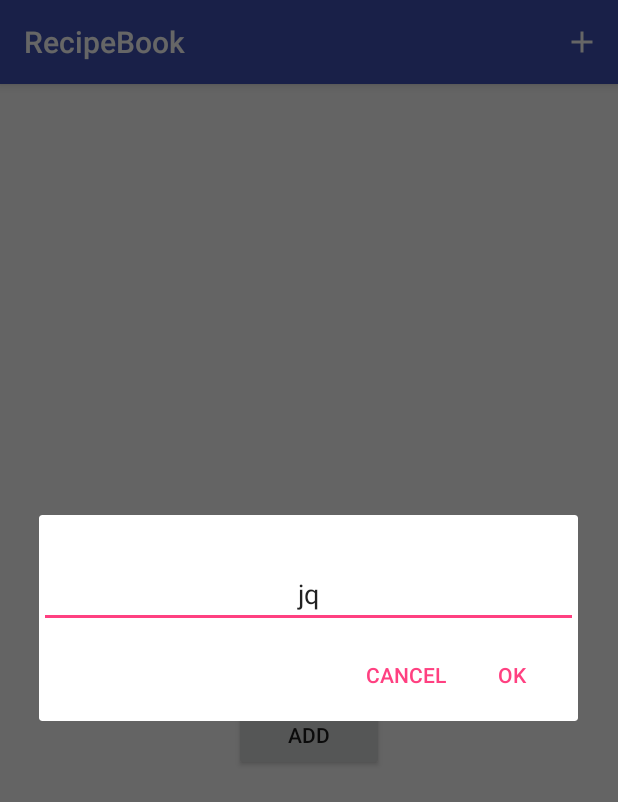
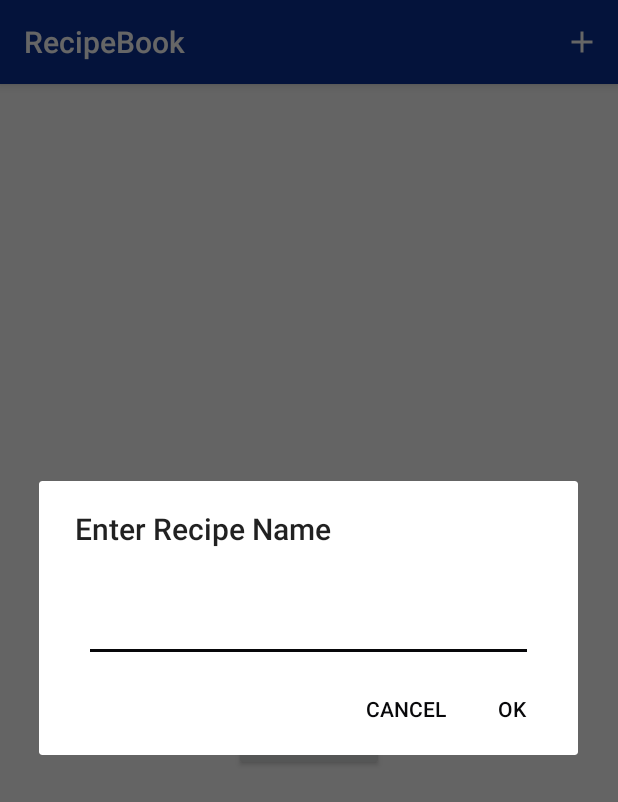
Before and after one commit to nency-shah-knoxpo/Recipes, an Android app: the screen it shows after launch (MainActivity), after a tap on "ADD", on a phone screen of 412 x 824 dp. Shown: the top 802 px of the screen. Run offline under Robolectric (Android 15) with nearby library versions, the phone set to English and light mode, and no system bars.

Commit message:
second commit

```diff
--- a/app/src/main/java/com/example/lenovo/recipebook/RecipeLab.java
+++ b/app/src/main/java/com/example/lenovo/recipebook/RecipeLab.java
@@ -3,19 +3,20 @@ package com.example.lenovo.recipebook;
 import android.content.Context;
 
 import java.util.ArrayList;
+import java.util.UUID;
 
 public class RecipeLab {
 
-    private ArrayList<RecipeModel> mRecipes;
+    private ArrayList<Recipe> mRecipes;
 
 
     private Context mAppContext;
 
     private RecipeLab(Context context) {
         mAppContext = context.getApplicationContext();
-       // mRecipes = new ArrayList<>();
+        mRecipes = new ArrayList<>();
        /* for (int i = 0; i <= 2; i++) {
-            RecipeModel recipe = new RecipeModel();
+            Recipe recipe = new Recipe();
             recipe.setRecipeName("Recipe:" + i);
             recipe.setRecipeDescription("Desc:" + i);
             mRecipes.add(recipe);
@@ -34,14 +35,24 @@ public class RecipeLab {
         return sRecipeLab;
     }
 
-    public ArrayList<RecipeModel> getRecipes()
-    {
+    public ArrayList<Recipe> getRecipes() {
         return mRecipes;
 
     }
 
-    public void addRecipe(RecipeModel recipeModel){
-        mRecipes.add(recipeModel);
+    public void addRecipe(Recipe recipe) {
+        mRecipes.add(recipe);
+
+    }
+
+    public void deleteRecipe(UUID recipeId){
+        for (Recipe recipe : mRecipes) {
+            if (recipe.getRecipeID().equals(recipeId)) {
+
+                mRecipes.remove(recipe);
+            }
+        }
+
 
     }
 }
--- a/app/src/main/java/com/example/lenovo/recipebook/RecipeListFragment.java
+++ b/app/src/main/java/com/example/lenovo/recipebook/RecipeListFragment.java
@@ -5,6 +5,7 @@ import android.content.Intent;
 import android.os.Bundle;
 import android.support.v4.app.Fragment;
 import android.support.v4.app.FragmentManager;
+import android.support.v7.widget.DividerItemDecoration;
 import android.support.v7.widget.LinearLayoutManager;
 import android.support.v7.widget.RecyclerView;
 import android.view.LayoutInflater;
@@ -18,21 +19,23 @@ import android.widget.ImageButton;
 import android.widget.TextView;
 import android.widget.Toast;
 
+import java.util.Date;
 import java.util.List;
 
 public class RecipeListFragment extends Fragment {
     private static final String TAG = RecipeListFragment.class.getSimpleName();
     private static final String DIALOG_RECIPE_NAME = TAG + ".DIALOG_RECIPE_NAME";
+    public static final String EXTRA_RECIPE_NAME = TAG + ".EXTRA_RECIPE_NAME";
+
     private static final int REQUEST_RECIPE_NAME = 0;
-    public static final String REC_NAME = TAG + ".DIALOG_RECIPE_NAME";
     private static final int REQUEST_ADD_RECIPE = 1;
 
 
+    private RecipeAdapter mAdapter;
+    private RecyclerView mRecipeRV;
+    private TextView mNullListTV;
+    private Button mAddRecipeBtn;
 
-    private RecipeAdapter mAdapter;
-    private RecyclerView mRecyclerView;
-    private TextView mNullList;
-    private Button mBtnAddRecipe;
 
     @Override
     public void onCreate(Bundle savedInstanceState) {
@@ -45,19 +48,22 @@ public class RecipeListFragment extends Fragment {
     public View onCreateView(LayoutInflater inflater, ViewGroup container,
                              Bundle savedInstanceState) {
         View v = inflater.inflate(R.layout.recipe_list_fragment, container, false);
-mRecyclerView = (RecyclerView)v.findViewById(R.id.recipe_recycler_view);
-        mRecyclerView.setLayoutManager(new LinearLayoutManager(getActivity()));
-        mNullList = (TextView)v.findViewById(R.id.txtNullList);
-        mBtnAddRecipe = (Button)v.findViewById(R.id.btnAddRecipe);
-        mBtnAddRecipe.setOnClickListener(new View.OnClickListener() {
+        mRecipeRV = (RecyclerView) v.findViewById(R.id.rv_recipe);
+        mRecipeRV.addItemDecoration(new
+                DividerItemDecoration(getActivity(),
+                DividerItemDecoration.VERTICAL));
+
+        mRecipeRV.setLayoutManager(new LinearLayoutManager(getActivity()));
+        mNullListTV = (TextView) v.findViewById(R.id.tv_null_list);
+        mAddRecipeBtn = (Button) v.findViewById(R.id.btn_add_recipe);
+        mAddRecipeBtn.setOnClickListener(new View.OnClickListener() {
             @Override
             public void onClick(View view) {
-                FragmentManager manager = getFragmentManager();
-                RecipeNameDialog dialog = new RecipeNameDialog();
-                dialog.setTargetFragment(RecipeListFragment.this,REQUEST_RECIPE_NAME);
-                dialog.show(manager,DIALOG_RECIPE_NAME);
+                openRecipeNameDialog();
             }
         });
+
+
         updateUI();
         return v;
     }
@@ -65,52 +71,56 @@ updateUI();
     public void updateUI() {
 
 
-        RecipeLab recipe_lab = RecipeLab.getInstance(getActivity());
-        List<RecipeModel> recipes = recipe_lab.getRecipes();
-        if(recipes != null) {
-            mNullList.setVisibility(View.GONE);
-            mBtnAddRecipe.setVisibility(View.GONE);
+        RecipeLab recipeLab = RecipeLab.getInstance(getActivity());
+        List<Recipe> recipes = recipeLab.getRecipes();
+
+        mNullListTV.setVisibility(recipes.size() <= 0 ? View.VISIBLE : View.GONE);
+        mAddRecipeBtn.setVisibility(recipes.size() <= 0 ? View.VISIBLE : View.GONE);
+        mRecipeRV.setVisibility(recipes.size() <= 0 ? View.GONE : View.VISIBLE);
         if (mAdapter == null) {
             mAdapter = new RecipeAdapter(recipes);
-                mRecyclerView.setAdapter(mAdapter);
+            mRecipeRV.setAdapter(mAdapter);
 
         } else {
             mAdapter.notifyDataSetChanged();
         }
     }
-        else
-        {
 
-        }
-    }
+    public class RecipeHolder extends RecyclerView.ViewHolder {
 
-    public class RecipeHolder extends RecyclerView.ViewHolder{
-
-        RecipeModel mRecipeModel;
-        TextView mRecipeNameTV,mRecipeDate;
-         ImageButton mimgbtndelete;
+        private Recipe mRecipe;
+        private TextView mRecipeNameTV, mRecipeDate;
+        ImageButton mDeleteIB;
 
         public RecipeHolder(View itemView) {
             super(itemView);
 
-mRecipeNameTV = (TextView)itemView.findViewById(R.id.txtRecipeName);
-            mRecipeDate = (TextView)itemView.findViewById(R.id.txtLastModifyDate);
-mimgbtndelete = (ImageButton)itemView.findViewById(R.id.deleteimgbtn);
+            mRecipeNameTV = (TextView) itemView.findViewById(R.id.et_recipe_name);
+            mRecipeDate = (TextView) itemView.findViewById(R.id.tv_lastmodifydate);
+            mDeleteIB = (ImageButton) itemView.findViewById(R.id.ib_delete);
+            mDeleteIB.setOnClickListener(new View.OnClickListener() {
+                @Override
+                public void onClick(View view) {
+                    RecipeLab recipeLab = RecipeLab.getInstance(getActivity());
+                    recipeLab.deleteRecipe(mRecipe.getRecipeID());
+                    updateUI();
+                }
+            });
 
         }
 
-        public void bindClass(RecipeModel recipe) {
-            mRecipeModel = recipe;
-            mRecipeNameTV.setText(mRecipeModel.getRecipeName());
-            mRecipeDate.setText("Date");
+        public void bindRecipe(Recipe recipe) {
+            mRecipe = recipe;
+            mRecipeNameTV.setText(mRecipe.getRecipeName());
+            mRecipeDate.setText(java.text.DateFormat.getDateInstance().format(new Date()));
         }
     }
 
     public class RecipeAdapter extends RecyclerView.Adapter<RecipeHolder> {
 
-        private List<RecipeModel> mRecipes;
+        private List<Recipe> mRecipes;
 
-        public RecipeAdapter(List<RecipeModel> recipes) {
+        public RecipeAdapter(List<Recipe> recipes) {
             mRecipes = recipes;
         }
 
@@ -127,8 +137,8 @@ mimgbtndelete = (ImageButton)itemView.findViewById(R.id.deleteimgbtn);
         @Override
         public void onBindViewHolder(RecipeHolder holder, int position) {
 
-            RecipeModel recipe_model = mRecipes.get(position);
-            holder.bindClass(recipe_model);
+            Recipe recipe_model = mRecipes.get(position);
+            holder.bindRecipe(recipe_model);
         }
 
         @Override
@@ -140,26 +150,28 @@ mimgbtndelete = (ImageButton)itemView.findViewById(R.id.deleteimgbtn);
     @Override
     public void onActivityResult(int requestCode, int resultCode, Intent data) {
 
-      if(requestCode == REQUEST_RECIPE_NAME && resultCode == Activity.RESULT_OK){
+        if (requestCode == REQUEST_RECIPE_NAME && resultCode == Activity.RESULT_OK) {
             String name = data.getStringExtra(RecipeNameDialog.RECIPE_NAME).toString();
-          Intent i = new Intent(getActivity(),AddRecipeActivity.class);
-          i.putExtra(REC_NAME,name);
-          startActivityForResult(i,REQUEST_ADD_RECIPE);
+            Intent i = new Intent(getActivity(), AddRecipeActivity.class);
+            i.putExtra(EXTRA_RECIPE_NAME, name);
+            startActivityForResult(i, REQUEST_ADD_RECIPE);
+        } else if (requestCode == REQUEST_ADD_RECIPE && resultCode == Activity.RESULT_OK) {
+            Boolean b = data.getBooleanExtra(AddRecipeActivity.EXTRA_IS_RECIPE_ADDED, true);
+            if (b) {
+                Toast.makeText(getActivity(), R.string.toast_recipe_added, Toast.LENGTH_SHORT).show();
+                updateUI();
             }
 
-      else if(requestCode == REQUEST_ADD_RECIPE && resultCode == Activity.RESULT_OK){
-
-          Toast.makeText(getActivity(),"Recipe Added",Toast.LENGTH_SHORT).show();
-      }
-        else{
-          Toast.makeText(getActivity(),"wrong",Toast.LENGTH_SHORT).show();
+        } else {
+            Toast.makeText(getActivity(), R.string.toast_recipe_discarded, Toast.LENGTH_SHORT).show();
+            updateUI();
         }
     }
 
     @Override
     public void onCreateOptionsMenu(Menu menu, MenuInflater inflater) {
         super.onCreateOptionsMenu(menu, inflater);
-        inflater.inflate(R.menu.add_recipe,menu);
+        inflater.inflate(R.menu.add_recipe, menu);
     }
 
     @Override
@@ -167,14 +179,20 @@ super.onCreateOptionsMenu(menu, inflater);
         switch (item.getItemId()) {
 
             case R.id.menu_item_add_recipe: {
-                FragmentManager manager = getFragmentManager();
-                RecipeNameDialog dialog = new RecipeNameDialog();
-                dialog.setTargetFragment(RecipeListFragment.this,REQUEST_RECIPE_NAME);
-
-                dialog.show(manager,DIALOG_RECIPE_NAME);
+                openRecipeNameDialog();
                 return true;
             }
             default:
                 return super.onOptionsItemSelected(item);
-        }    }
         }
+    }
+
+    public void openRecipeNameDialog() {
+
+        FragmentManager manager = getFragmentManager();
+        RecipeNameDialog dialog = new RecipeNameDialog();
+        dialog.setTargetFragment(RecipeListFragment.this, REQUEST_RECIPE_NAME);
+        dialog.show(manager, DIALOG_RECIPE_NAME);
+
+    }
+}
--- a/app/src/main/java/com/example/lenovo/recipebook/RecipeNameDialog.java
+++ b/app/src/main/java/com/example/lenovo/recipebook/RecipeNameDialog.java
@@ -11,13 +11,13 @@ import android.support.v7.app.AlertDialog;
 import android.view.LayoutInflater;
 import android.view.View;
 import android.widget.EditText;
+import android.widget.Toast;
 
 public class RecipeNameDialog extends DialogFragment {
     private static final String TAG = RecipeNameDialog.class.getSimpleName();
     public static final String RECIPE_NAME = TAG + ".RECIPE_NAME";
 
-    EditText mRecipeName;
-String name;
+    private EditText mRecipeNameET;
 
 
     @NonNull
@@ -26,25 +26,26 @@ String name;
 
         View v = LayoutInflater.from(getActivity())
                 .inflate(R.layout.recipenamedialog, null);
-        mRecipeName = (EditText) v.findViewById(R.id.dialog_recipe_name);
+        mRecipeNameET = (EditText) v.findViewById(R.id.et_dialog_recipe_name);
 
 
         AlertDialog.Builder builder = new AlertDialog.Builder(getActivity())
-                .setView(R.layout.recipenamedialog)
+                .setView(v)
+
+                .setTitle(R.string.label_name_recipe)
                 .setCancelable(false)
                 .setPositiveButton(android.R.string.ok, new DialogInterface.OnClickListener() {
                     @Override
                     public void onClick(DialogInterface dialogInterface, int i) {
-                        name = mRecipeName.getText().toString();
-
+                        String name = mRecipeNameET.getText().toString();
                         sendResult(Activity.RESULT_OK, name);
                     }
                 })
                 .setNegativeButton(android.R.string.cancel, new DialogInterface.OnClickListener() {
                     @Override
                     public void onClick(DialogInterface dialogInterface, int i) {
-
-                        sendResult(Activity.RESULT_CANCELED, "xyz");
+                        Toast.makeText(getActivity(), R.string.toast_recipe_discarded, Toast.LENGTH_SHORT).show();
+                        sendResult(Activity.RESULT_CANCELED, null);
                     }
                 });
         return builder.create();
--- a/app/src/main/res/layout/recipe_list_fragment.xml
+++ b/app/src/main/res/layout/recipe_list_fragment.xml
@@ -3,27 +3,30 @@
              xmlns:app="http://schemas.android.com/apk/res-auto"
              xmlns:tools="http://schemas.android.com/tools"
              android:layout_width="match_parent"
-             android:layout_height="match_parent">
+             android:layout_height="match_parent"
+    >
 
-<android.support.v7.widget.RecyclerView
-    xmlns:android="http://schemas.android.com/apk/res/android"
-    android:id="@+id/recipe_recycler_view"
-    android:layout_width="match_parent"
-    android:layout_height="wrap_content"/>
+    <android.support.v7.widget.RecyclerView
+        xmlns:android="http://schemas.android.com/apk/res/android"
+        android:id="@+id/rv_recipe"
+        android:layout_width="match_parent"
+        android:layout_height="wrap_content"
+        />
 
     <TextView
+        android:id="@+id/tv_null_list"
         android:layout_width="match_parent"
         android:layout_height="wrap_content"
-        android:text="@string/norecipes"
         android:layout_gravity="center"
         android:gravity="center"
-        android:id="@+id/txtNullList"/>
+        android:text="@string/norecipes"/>
+
     <Button
+        android:id="@+id/btn_add_recipe"
         android:layout_width="100dp"
         android:layout_height="wrap_content"
         android:layout_gravity="center"
+        android:layout_marginTop="50dp"
         android:gravity="center"
-        android:id="@+id/btnAddRecipe"
-        android:layout_marginTop="50dp"
-        android:text="Add"/>
+        android:text="@string/add_first_recipe"/>
 </FrameLayout>
--- a/app/src/main/res/layout/recipenamedialog.xml
+++ b/app/src/main/res/layout/recipenamedialog.xml
@@ -1,20 +1,18 @@
-<LinearLayout android:layout_width="match_parent"
+<LinearLayout xmlns:android="http://schemas.android.com/apk/res/android"
+              android:layout_width="match_parent"
               android:layout_height="wrap_content"
-              android:orientation="vertical"
-              xmlns:android="http://schemas.android.com/apk/res/android">
+              android:orientation="vertical">
+
 
     <EditText
-        android:id="@+id/dialog_recipe_name"
-
+        android:id="@+id/et_dialog_recipe_name"
         android:layout_width="match_parent"
         android:layout_height="wrap_content"
-        android:hint="Enter Recipe Name"
         android:layout_gravity="center"
+        android:layout_marginTop="30dp"
         android:gravity="center"
-        android:text="jq"
-        android:layout_marginTop="30dp"/>
-
-
+        android:layout_marginLeft="30dp"
+        android:layout_marginRight="30dp"/>
 
 
 </LinearLayout>
--- a/app/src/main/res/values/colors.xml
+++ b/app/src/main/res/values/colors.xml
@@ -1,6 +1,6 @@
 <?xml version="1.0" encoding="utf-8"?>
 <resources>
-    <color name="colorPrimary">#3F51B5</color>
-    <color name="colorPrimaryDark">#303F9F</color>
-    <color name="colorAccent">#FF4081</color>
+    <color name="colorPrimary">#376ea3</color>
+    <color name="colorPrimaryDark">#2c3dc4</color>
+    <color name="colorAccent">#070808</color>
 </resources>
--- a/app/src/main/res/values/dimens.xml
+++ b/app/src/main/res/values/dimens.xml
@@ -1,5 +1,5 @@
 <resources>
     <!-- Default screen margins, per the Android Design guidelines. -->
-    <dimen name="activity_horizontal_margin">16dp</dimen>
-    <dimen name="activity_vertical_margin">16dp</dimen>
+    <dimen name="activity_horizontal_margin">10dp</dimen>
+    <dimen name="activity_vertical_margin">10dp</dimen>
 </resources>
--- a/app/src/main/res/values/strings.xml
+++ b/app/src/main/res/values/strings.xml
@@ -1,4 +1,14 @@
 <resources>
     <string name="app_name">RecipeBook</string>
-    <string name="norecipes">No Recipies yet...start adding one...</string>
+    <string name="norecipes">No Recipies yet.start adding one.</string>
+    <string name="toast_recipe_added">Recipe Added</string>
+    <string name="toast_recipe_discarded">Recipe Discarded</string>
+    <string name="label_name_recipe">Enter Recipe Name</string>
+    <string name="label_name_description">Recipe Description</string>
+    <string name="date">Date</string>
+    <string name="confirmation_message">All Your changes will be discarded..Continue..?</string>
+<string name="save_recipe">Save</string>
+    <string name="add_first_recipe">Add</string>
+    <string name="hint_dialog_enter_recipe">Enter Recipe Name</string>
+
 </resources>
--- a/app/src/main/res/values/styles.xml
+++ b/app/src/main/res/values/styles.xml
@@ -3,9 +3,9 @@
     <!-- Base application theme. -->
     <style name="AppTheme" parent="Theme.AppCompat.Light.DarkActionBar">
         <!-- Customize your theme here. -->
-        <item name="colorPrimary">@color/colorPrimary</item>
-        <item name="colorPrimaryDark">@color/colorPrimaryDark</item>
-        <item name="colorAccent">@color/colorAccent</item>
+        <item name="colorPrimary">#0b2f93</item>
+        <item name="colorPrimaryDark">#3761d4</item>
+        <item name="colorAccent">#08080a</item>
     </style>
 
 </resources>
```
Also changed, not shown: app/src/main/AndroidManifest.xml (+4 -5 lines), app/src/main/java/com/example/lenovo/recipebook/AddRecipeActivity.java (+45 -8 lines), app/src/main/java/com/example/lenovo/recipebook/AddRecipeFragment.java (+42 -24 lines), app/src/main/java/com/example/lenovo/recipebook/Recipe.java (renamed from app/src/main/java/com/example/lenovo/recipebook/RecipeModel.java, +6 -6 lines), app/src/main/res/layout/add_recipe_fragment.xml (+16 -16 lines), app/src/main/res/layout/recipelist.xml (+14 -17 lines). Lines whose indentation alone changed are shown as unchanged.
